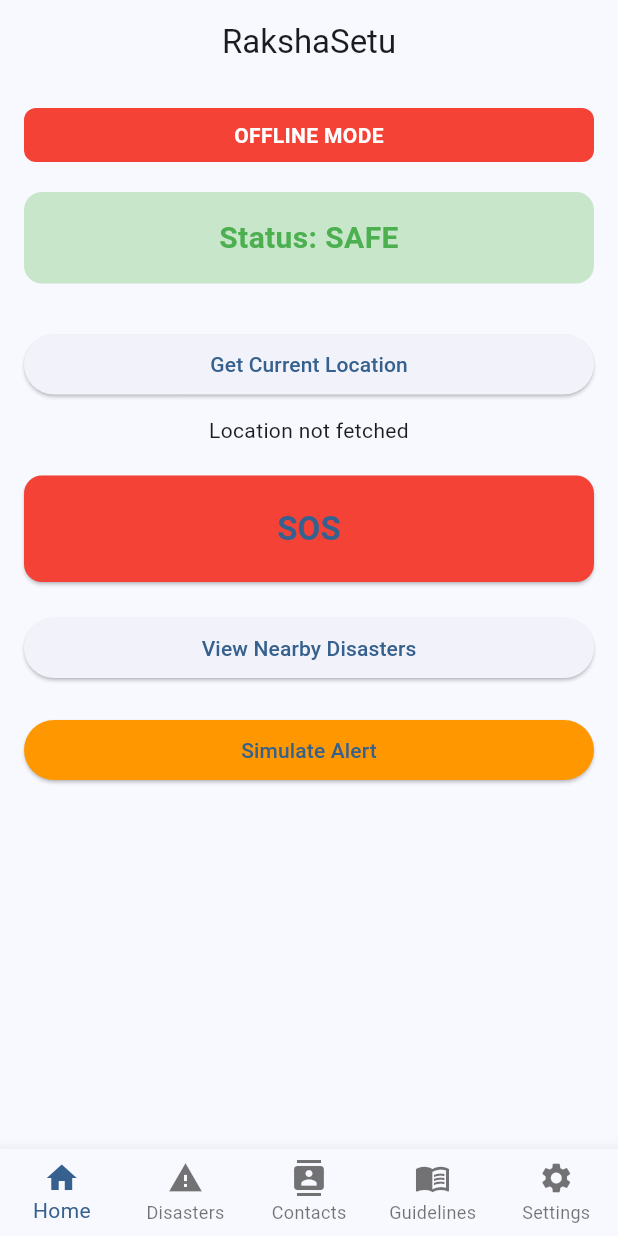
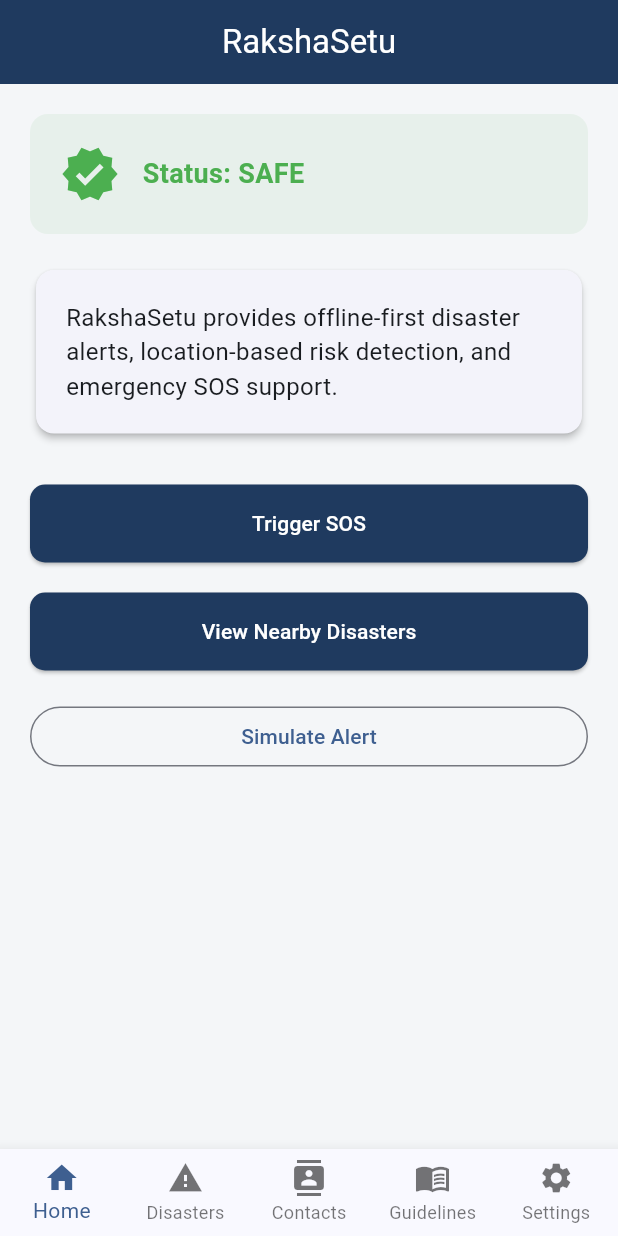
Before and after one commit to VaradPimple/Disaster-Management-OfflineFirst, a Flutter app: the screen it shows after launch, on a phone screen of 412 x 824 dp. Run offline on Flutter 3.47's test engine with Material 3 defaults, Android fonts, the phone set to English and light mode, and no system bars; our stand-ins replace geolocator, shared_preferences.

Commit message:
Refactored UI to professional theme and structured home layout

```diff
--- a/frontend-app/disaster_app/lib/main.dart
+++ b/frontend-app/disaster_app/lib/main.dart
@@ -2,17 +2,17 @@ import 'package:flutter/material.dart';
 import 'screens/main_navigation.dart';
 
 void main() {
-  runApp(const DisasterApp());
+  runApp(const RakshaSetuApp());
 }
 
-class DisasterApp extends StatefulWidget {
-  const DisasterApp({super.key});
+class RakshaSetuApp extends StatefulWidget {
+  const RakshaSetuApp({super.key});
 
   @override
-  State<DisasterApp> createState() => _DisasterAppState();
+  State<RakshaSetuApp> createState() => _RakshaSetuAppState();
 }
 
-class _DisasterAppState extends State<DisasterApp> {
+class _RakshaSetuAppState extends State<RakshaSetuApp> {
   bool isDarkMode = false;
 
   void toggleTheme(bool value) {
@@ -30,8 +30,26 @@ class _DisasterAppState extends State<DisasterApp> {
       themeMode: isDarkMode ? ThemeMode.dark : ThemeMode.light,
 
       theme: ThemeData(
-        colorScheme: ColorScheme.fromSeed(seedColor: Colors.blue),
         useMaterial3: true,
+        colorScheme: ColorScheme.fromSeed(
+          seedColor: const Color(0xFF1F3A5F), // professional navy tone
+        ),
+        scaffoldBackgroundColor: const Color(0xFFF4F6F8),
+        appBarTheme: const AppBarTheme(
+          backgroundColor: Color(0xFF1F3A5F),
+          foregroundColor: Colors.white,
+          centerTitle: true,
+        ),
+        elevatedButtonTheme: ElevatedButtonThemeData(
+          style: ElevatedButton.styleFrom(
+            backgroundColor: const Color(0xFF1F3A5F),
+            foregroundColor: Colors.white,
+            padding: const EdgeInsets.symmetric(vertical: 16),
+            shape: RoundedRectangleBorder(
+              borderRadius: BorderRadius.circular(10),
+            ),
+          ),
+        ),
       ),
 
       darkTheme: ThemeData.dark(useMaterial3: true),
--- a/frontend-app/disaster_app/lib/screens/home_screen.dart
+++ b/frontend-app/disaster_app/lib/screens/home_screen.dart
@@ -1,9 +1,4 @@
-import '../services/distance_service.dart';
 import 'package:flutter/material.dart';
-import 'package:geolocator/geolocator.dart';
-import '../services/location_service.dart';
-import '../widgets/sos_button.dart';
-import '../widgets/network_status_indicator.dart';
 import '../widgets/responsive_wrapper.dart';
 import 'disaster_list_screen.dart';
 import 'alert_screen.dart';
@@ -18,40 +13,6 @@ class HomeScreen extends StatefulWidget {
 class _HomeScreenState extends State<HomeScreen> {
   bool isOnline = false;
   bool isInDanger = false;
-
-  Position? _currentPosition;
-  String _locationText = "Location not fetched";
-
-  // Example disaster location (can be replaced later with real DB data)
-  final double disasterLat = 19.0600;
-  final double disasterLng = 73.0200;
-  final double dangerRadius = 2000; // meters
-
-  Future<void> _getLocation() async {
-    final position = await LocationService.getCurrentLocation();
-
-    if (position != null) {
-      double distance = DistanceService.calculateDistance(
-        position.latitude,
-        position.longitude,
-        disasterLat,
-        disasterLng,
-      );
-
-      setState(() {
-        _currentPosition = position;
-        _locationText =
-            "Lat: ${position.latitude}, Lng: ${position.longitude}\n"
-            "Distance to disaster: ${distance.toStringAsFixed(2)} meters";
-
-        isInDanger = distance <= dangerRadius;
-      });
-    } else {
-      setState(() {
-        _locationText = "Unable to fetch location";
-      });
-    }
-  }
 
   void simulateDanger() {
     setState(() {
@@ -73,56 +34,105 @@ class _HomeScreenState extends State<HomeScreen> {
   @override
   Widget build(BuildContext context) {
     return Scaffold(
-      appBar: AppBar(
-        title: const Text('RakshaSetu'),
-        centerTitle: true,
-      ),
+      appBar: AppBar(title: const Text('RakshaSetu')),
       body: ResponsiveWrapper(
         child: Padding(
-          padding: const EdgeInsets.all(16.0),
-          child: Column(
+          padding: const EdgeInsets.all(20),
+          child: LayoutBuilder(
+            builder: (context, constraints) {
+              // If laptop width → show side by side
+              if (constraints.maxWidth > 600) {
+                return Row(
+                  crossAxisAlignment: CrossAxisAlignment.start,
+                  children: [
+                    Expanded(child: buildActionSection()),
+                    const SizedBox(width: 30),
+                    Expanded(child: buildInfoSection()),
+                  ],
+                );
+              }
+
+              // Mobile layout
+              return Column(
                 crossAxisAlignment: CrossAxisAlignment.stretch,
                 children: [
-              NetworkStatusIndicator(isOnline: isOnline),
+                  buildInfoSection(),
+                  const SizedBox(height: 30),
+                  buildActionSection(),
+                ],
+              );
+            },
+          ),
+        ),
+      ),
+    );
+  }
 
-              const SizedBox(height: 20),
-
+  Widget buildInfoSection() {
+    return Column(
+      crossAxisAlignment: CrossAxisAlignment.start,
+      children: [
         Container(
-                padding: const EdgeInsets.all(16),
+          padding: const EdgeInsets.all(20),
           decoration: BoxDecoration(
-                  color: isInDanger ? Colors.red[100] : Colors.green[100],
+            color: isInDanger
+                ? Colors.red.withOpacity(0.08)
+                : Colors.green.withOpacity(0.08),
             borderRadius: BorderRadius.circular(12),
           ),
+          child: Row(
+            children: [
+              Icon(
+                isInDanger ? Icons.warning : Icons.verified,
+                size: 40,
+                color: isInDanger ? Colors.red : Colors.green,
+              ),
+              const SizedBox(width: 15),
+              Expanded(
                 child: Text(
                   isInDanger ? "Status: DANGER" : "Status: SAFE",
-                  textAlign: TextAlign.center,
                   style: TextStyle(
-                    fontSize: 20,
-                    fontWeight: FontWeight.bold,
+                    fontSize: 18,
+                    fontWeight: FontWeight.w600,
                     color: isInDanger ? Colors.red : Colors.green,
                   ),
                 ),
               ),
-
-              const SizedBox(height: 30),
-
-              ElevatedButton(
-                onPressed: _getLocation,
-                child: const Text("Get Current Location"),
+            ],
           ),
-
-              const SizedBox(height: 10),
-
-              Text(_locationText, textAlign: TextAlign.center),
+        ),
 
         const SizedBox(height: 20),
 
-              SOSButton(
+        Card(
+          elevation: 2,
+          shape: RoundedRectangleBorder(
+            borderRadius: BorderRadius.circular(12),
+          ),
+          child: const Padding(
+            padding: EdgeInsets.all(20),
+            child: Text(
+              "RakshaSetu provides offline-first disaster alerts, "
+              "location-based risk detection, and emergency SOS support.",
+              style: TextStyle(fontSize: 16),
+            ),
+          ),
+        ),
+      ],
+    );
+  }
+
+  Widget buildActionSection() {
+    return Column(
+      crossAxisAlignment: CrossAxisAlignment.stretch,
+      children: [
+        ElevatedButton(
           onPressed: () {
-                  ScaffoldMessenger.of(context).showSnackBar(
-                    const SnackBar(content: Text("SOS Triggered")),
-                  );
+            ScaffoldMessenger.of(
+              context,
+            ).showSnackBar(const SnackBar(content: Text("SOS Triggered")));
           },
+          child: const Text("Trigger SOS"),
         ),
 
         const SizedBox(height: 20),
@@ -141,15 +151,11 @@ class _HomeScreenState extends State<HomeScreen> {
 
         const SizedBox(height: 20),
 
-              ElevatedButton(
-                style: ElevatedButton.styleFrom(backgroundColor: Colors.orange),
+        OutlinedButton(
           onPressed: simulateDanger,
           child: const Text("Simulate Alert"),
         ),
       ],
-          ),
-        ),
-      ),
     );
   }
 }
```
Also changed, not shown: 1 other file. Lines whose indentation alone changed are shown as unchanged.
